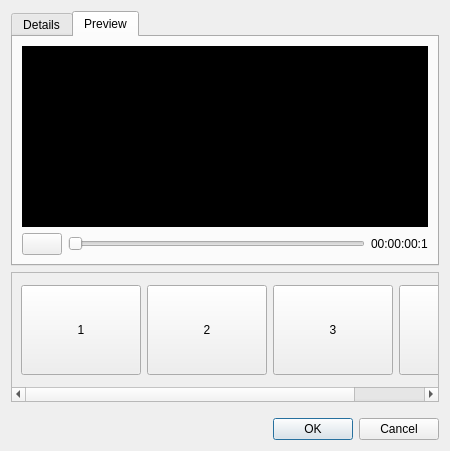
Before: the Qt Designer form src/windows/ui/animation.ui in Zenvi-pro/zenvi-core, drawn with Qt 5.
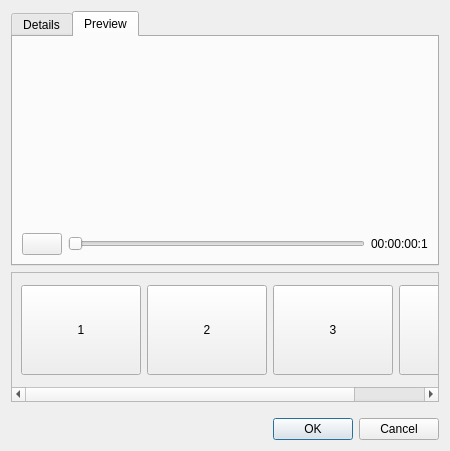
After: the same form once the commit is applied. The open tabs and pages were chosen to show the change. Icons and pictures are not drawn.

Commit message: Properties panel and dialogs on design tokens: thin value tracks, accent only when selected, light primary buttons, no inline colors in .ui files

```diff
--- a/src/windows/ui/animation.ui
+++ b/src/windows/ui/animation.ui
@@ -359,9 +359,6 @@
                  <height>160</height>
                 </size>
                </property>
-               <property name="styleSheet">
-                <string notr="true">background-color: #000000;</string>
-               </property>
                <property name="text">
                 <string/>
                </property>
```
The commit also changes 22 other files.
